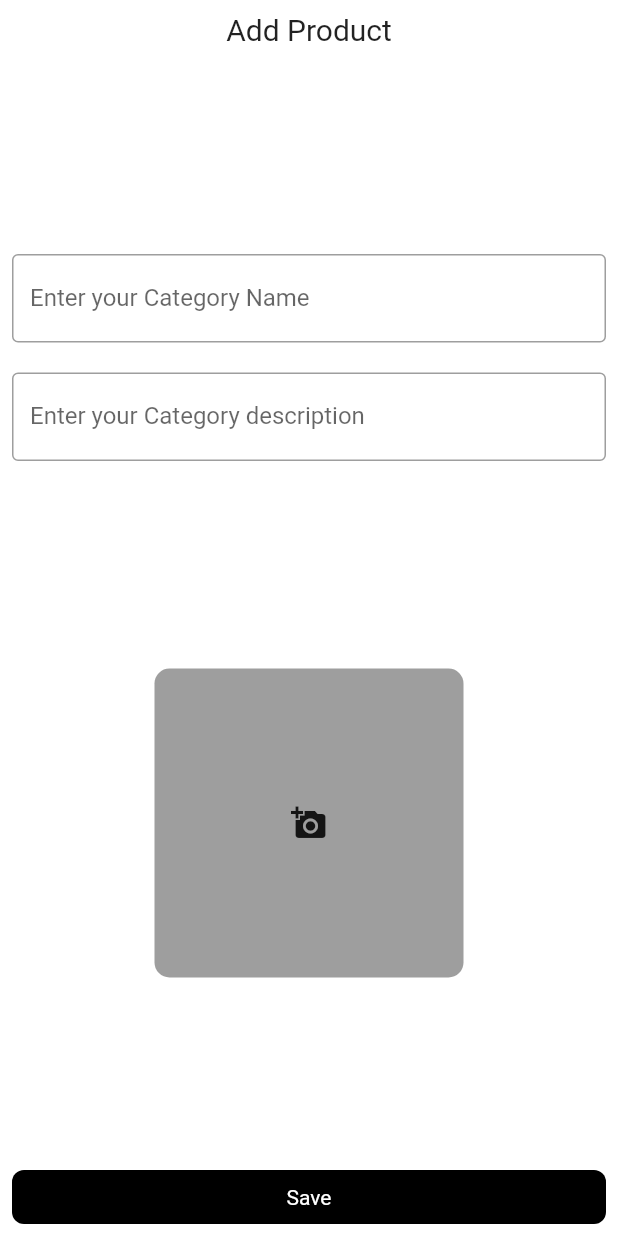
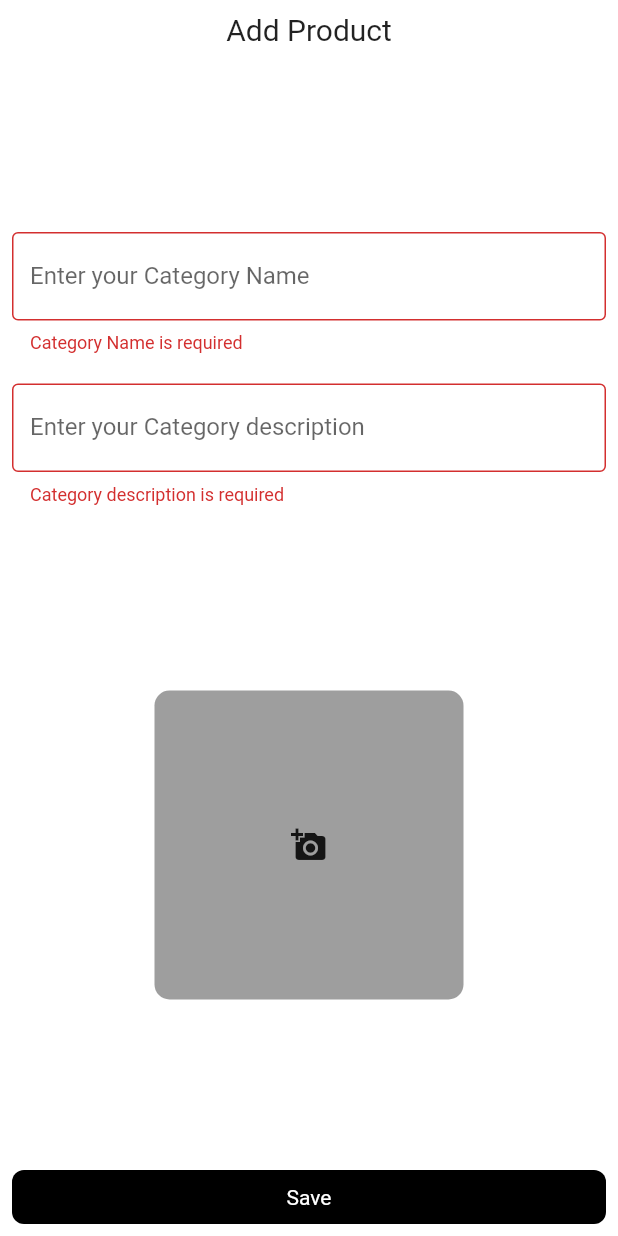
Before and after one commit to jaswinda/flutterDemo, a Flutter app: the AddEditProductForm screen opened directly, after a tap on "Save", on a phone screen of 412 x 824 dp. Run offline on Flutter 3.47's test engine with Material 2 defaults, Android fonts, the phone set to English and light mode, and no system bars; our stand-ins replace get, image_picker, shared_preferences; missing offline and left inert: tabnavigator; accounts and stored records are empty.

```diff
--- a/lib/controller/authentication_controller.dart
+++ b/lib/controller/authentication_controller.dart
@@ -9,7 +9,7 @@ import 'package:my_first_flutter_project_admin/views/pages/login_page.dart';
 import '../utils/constants.dart';
 
 class Authentication extends GetxController {
-  final _token = ''.obs;
+
   final authService = AuthService();
 
   login(data) async {
--- a/lib/utils/api.dart
+++ b/lib/utils/api.dart
@@ -3,3 +3,5 @@ const baseUrl = "http://192.168.1.81/test/";
 const LOGIN_API = "$baseUrl/login.php";
 const SIGNUP_API = "$baseUrl/signup.php";
 const LOGOUT_API = "$baseUrl/logout.php";
+const ADD_CATEGORY_API = "$baseUrl/addCategory.php";
+const ADD_PRODUCT_API = "$baseUrl/addProduct.php";
--- a/lib/views/components/my_button.dart
+++ b/lib/views/components/my_button.dart
@@ -4,12 +4,19 @@ import 'package:my_first_flutter_project_admin/utils/constants.dart';
 class MyButton extends StatelessWidget {
   final onTap;
   final String text;
-  const MyButton({Key? key, required this.onTap, this.text = 'Hello'})
+  final bool isLodaing;
+  const MyButton(
+      {Key? key,
+      required this.onTap,
+      this.text = 'Hello',
+      this.isLodaing = false})
       : super(key: key);
 
   @override
   Widget build(BuildContext context) {
-    return InkWell(
+    return isLodaing
+        ? const CircularProgressIndicator()
+        : InkWell(
             onTap: onTap,
             child: Container(
                 decoration: BoxDecoration(
@@ -20,7 +27,8 @@ class MyButton extends StatelessWidget {
                 child: Center(
                   child: Padding(
                     padding: const EdgeInsets.all(10),
-              child: Text(text, style: const TextStyle(color: Colors.white)),
+                    child:
+                        Text(text, style: const TextStyle(color: Colors.white)),
                   ),
                 )),
           );
--- a/lib/views/pages/forms/add_edit_product_form.dart
+++ b/lib/views/pages/forms/add_edit_product_form.dart
@@ -1,18 +1,34 @@
+import 'dart:io';
+
 import 'package:flutter/material.dart';
 import 'package:get/get.dart';
 import 'package:image_picker/image_picker.dart';
+import 'package:my_first_flutter_project_admin/controller/product_controller.dart';
 import 'package:my_first_flutter_project_admin/utils/constants.dart';
 import 'package:my_first_flutter_project_admin/views/components/my_button.dart';
 import 'package:my_first_flutter_project_admin/views/components/my_field.dart';
 
-class AddEditProductForm extends StatelessWidget {
+class AddEditProductForm extends StatefulWidget {
+  final String title;
+
+  const AddEditProductForm({Key? key, this.title = "Add Product"})
+      : super(key: key);
+
+  @override
+  State<AddEditProductForm> createState() => _AddEditProductFormState();
+}
+
+class _AddEditProductFormState extends State<AddEditProductForm> {
   final ImagePicker _picker = ImagePicker();
-  final String title;
+
+  PickedFile? pickedFile;
+
   final GlobalKey<FormState> _formKey = GlobalKey<FormState>();
+
   final TextEditingController _nameController = TextEditingController();
+
   final TextEditingController _descriptionController = TextEditingController();
-  AddEditProductForm({Key? key, this.title = "Add Product"}) : super(key: key);
-
+  final ProductController productController = Get.put(ProductController());
   @override
   Widget build(BuildContext context) {
     return Scaffold(
@@ -26,7 +42,7 @@ class AddEditProductForm extends StatelessWidget {
             child: Column(
               mainAxisAlignment: MainAxisAlignment.spaceBetween,
               children: [
-                Text(title, style: const TextStyle(fontSize: 20)),
+                Text(widget.title, style: const TextStyle(fontSize: 20)),
                 Column(
                   children: [
                     MyField(
@@ -41,14 +57,16 @@ class AddEditProductForm extends StatelessWidget {
                 ),
                 InkWell(
                     onTap: () async {
-                    final pickedFile = await _picker.getImage(
+                      pickedFile = await _picker.getImage(
                         source: ImageSource.gallery,
                       );
+                      setState(() {});
                       if (pickedFile != null) {
-                      Get.back();
+                        // Get.back();
                       }
                     },
-                  child: Container(
+                    child: (pickedFile == null)
+                        ? Container(
                             width: Get.width / 2,
                             height: Get.height / 4,
                             decoration: BoxDecoration(
@@ -56,11 +74,31 @@ class AddEditProductForm extends StatelessWidget {
                               borderRadius: BorderRadius.circular(10),
                             ),
                             child: const Icon(Icons.add_a_photo),
+                          )
+                        : Container(
+                            width: Get.width / 2,
+                            height: Get.height / 4,
+                            decoration: BoxDecoration(
+                              //image from file
+                              image: DecorationImage(
+                                  image: FileImage(
+                                    File(pickedFile!.path),
                                   ),
+                                  fit: BoxFit.cover),
+                              color: Colors.grey,
+                              borderRadius: BorderRadius.circular(10),
                             ),
+                            child: const Icon(Icons.add_a_photo),
+                          )),
                 MyButton(
                     onTap: () {
-                      Get.back();
+                      if (_formKey.currentState!.validate()) {
+                        var data = {
+                          "name": _nameController.text,
+                          "description": _descriptionController.text
+                        };
+                        productController.add(data, pickedFile);
+                      }
                     },
                     text: 'Save'),
               ],
--- a/lib/views/pages/loader.dart
+++ b/lib/views/pages/loader.dart
@@ -21,8 +21,7 @@ class _LoaderState extends State<Loader> {
   }
 
   checkifAUthenticated() async {
-    //wait for 2 seconds
-    await Future.delayed(const Duration(seconds: 2));
+
     var token = await authService.getToken();
     if (token != null) {
       Get.offAll(const MyHomePage());
```
Also changed, not shown: lib/controller/category_controller.dart (added, +32 -0 lines), lib/controller/product_controller.dart (added, +33 -0 lines), lib/views/pages/forms/add_edit_category_form.dart (+19 -3 lines). Lines whose indentation alone changed are shown as unchanged.
